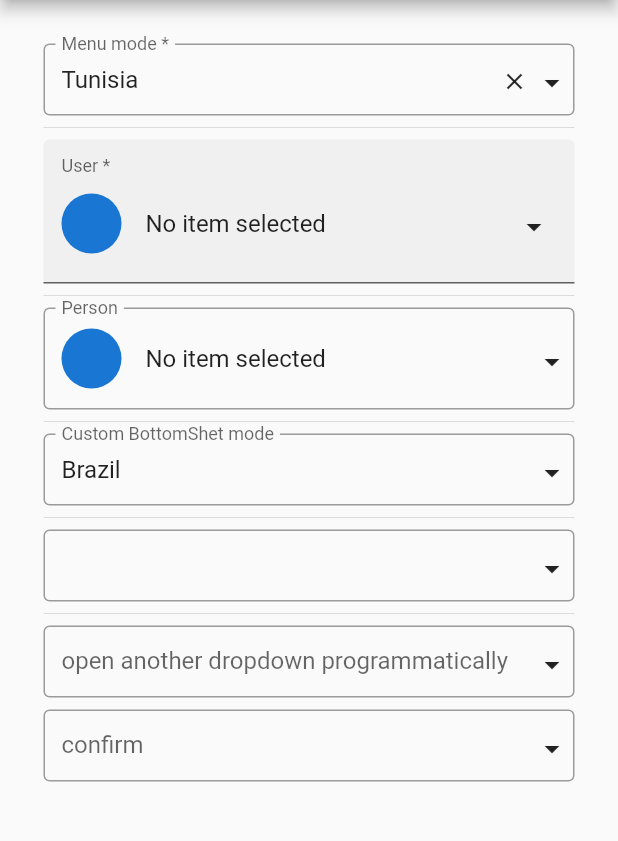
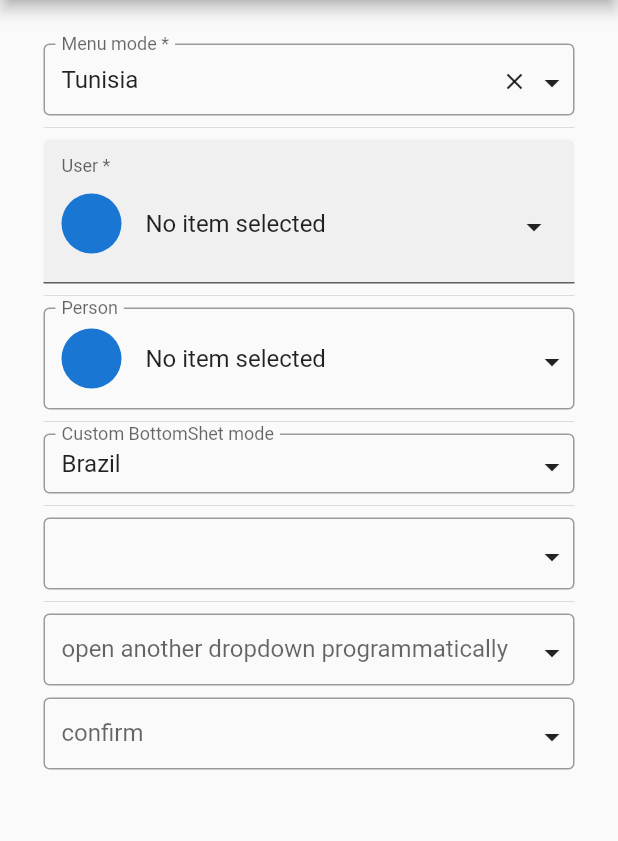
Before and after one commit to khanhhuy-bkdn/CustomDropdownSearch, a Flutter app: the screen it shows after launch, on a phone screen of 412 x 824 dp, the part 84-925 px from its top. Run offline on Flutter 3.47's test engine with Material 2 defaults, Android fonts, the phone set to English and light mode, and no system bars; our stand-ins replace dio.

Commit message:
fix code

```diff
--- a/lib/dropdown_search.dart
+++ b/lib/dropdown_search.dart
@@ -141,6 +141,8 @@ class DropdownSearch<T> extends StatefulWidget {
   ///text controller to set default search word for example
   final TextEditingController searchBoxController;
 
+  final double heightRow;
+
   DropdownSearch({
     Key key,
     this.onSaved,
@@ -180,6 +182,7 @@ class DropdownSearch<T> extends StatefulWidget {
     this.popupItemDisabled,
     this.popupBarrierColor,
     this.searchBoxController,
+    this.heightRow,
   })  : assert(isFilteredOnline != null),
         assert(dropdownBuilderSupportsNullItem != null),
         assert(enabled != null),
@@ -221,7 +224,9 @@ class DropdownSearchState<T> extends State<DropdownSearch<T>> {
   }
 
   Widget _defaultSelectItemWidget(T data) {
-    return Row(
+    return Container(
+      height: widget.heightRow ?? null,
+      child: Row(
         crossAxisAlignment: CrossAxisAlignment.center,
         children: <Widget>[
           Expanded(
@@ -236,11 +241,13 @@ class DropdownSearchState<T> extends State<DropdownSearch<T>> {
           ),
           _manageTrailingIcons(data),
         ],
+      ),
     );
   }
 
   Widget _formField(T value) {
     return Container(
+      height: widget.heightRow ?? null,
       child: FormField(
         enabled: widget.enabled,
         onSaved: widget.onSaved,
@@ -362,7 +369,11 @@ class DropdownSearchState<T> extends State<DropdownSearch<T>> {
               padding: EdgeInsets.only(
                 bottom: MediaQuery.of(context).viewInsets.bottom,
               ),
-              child: _selectDialogInstance(data, defaultHeight: 350),
+              child: _selectDialogInstance(data,
+                  defaultHeight: MediaQuery.of(context).size.height -
+                      AppBar().preferredSize.height -
+                      MediaQuery.of(context).padding.top -
+                      MediaQuery.of(context).padding.bottom),
             ),
           );
         });
--- a/lib/main.dart
+++ b/lib/main.dart
@@ -54,7 +54,7 @@ class _MyHomePageState extends State<MyHomePage> {
               Divider(),
               DropdownSearch<UserModel>(
                 searchBoxController: TextEditingController(text: 'Mrs'),
-                mode: Mode.BOTTOM_SHEET,
+                mode: Mode.DIALOG,
                 isFilteredOnline: true,
                 showClearButton: true,
                 showSearchBox: true,
@@ -92,11 +92,13 @@ class _MyHomePageState extends State<MyHomePage> {
               ///BottomSheet Mode with no searchBox
               DropdownSearch<String>(
                 mode: Mode.BOTTOM_SHEET,
-                maxHeight: 300,
+                //maxHeight: MediaQuery.of(context).size.height,
                 items: ["Brazil", "Italia", "Tunisia", 'Canada'],
                 label: "Custom BottomShet mode",
+                heightRow: 40,
                 onChanged: print,
                 selectedItem: "Brazil",
+                showSelectedItem: true,
                 showSearchBox: true,
                 searchBoxDecoration: InputDecoration(
                   border: OutlineInputBorder(),
@@ -104,23 +106,31 @@ class _MyHomePageState extends State<MyHomePage> {
                   labelText: "Search a country",
                 ),
                 popupTitle: Container(
+                  color: Colors.blue,
                   height: 50,
-                  decoration: BoxDecoration(
-                    color: Theme.of(context).primaryColorDark,
-                    borderRadius: BorderRadius.only(
-                      topLeft: Radius.circular(20),
-                      topRight: Radius.circular(20),
+                  child: Stack(
+                    children: <Widget>[
+                      IconButton(
+                        icon: const Icon(
+                          Icons.arrow_back_ios,
+                          color: Colors.white,
+                          size: 13,
                         ),
+                        onPressed: () {
+                          Navigator.of(context).pop();
+                        },
                       ),
-                  child: Center(
+                      Align(
                         child: Text(
-                      'Country',
+                          'Bộ lọc',
+                          textAlign: TextAlign.center,
                           style: TextStyle(
-                        fontSize: 24,
-                        fontWeight: FontWeight.bold,
+                            fontSize: 20,
                             color: Colors.white,
                           ),
                         ),
+                      ),
+                    ],
                   ),
                 ),
                 popupShape: RoundedRectangleBorder(
```
Lines whose indentation alone changed are shown as unchanged.
